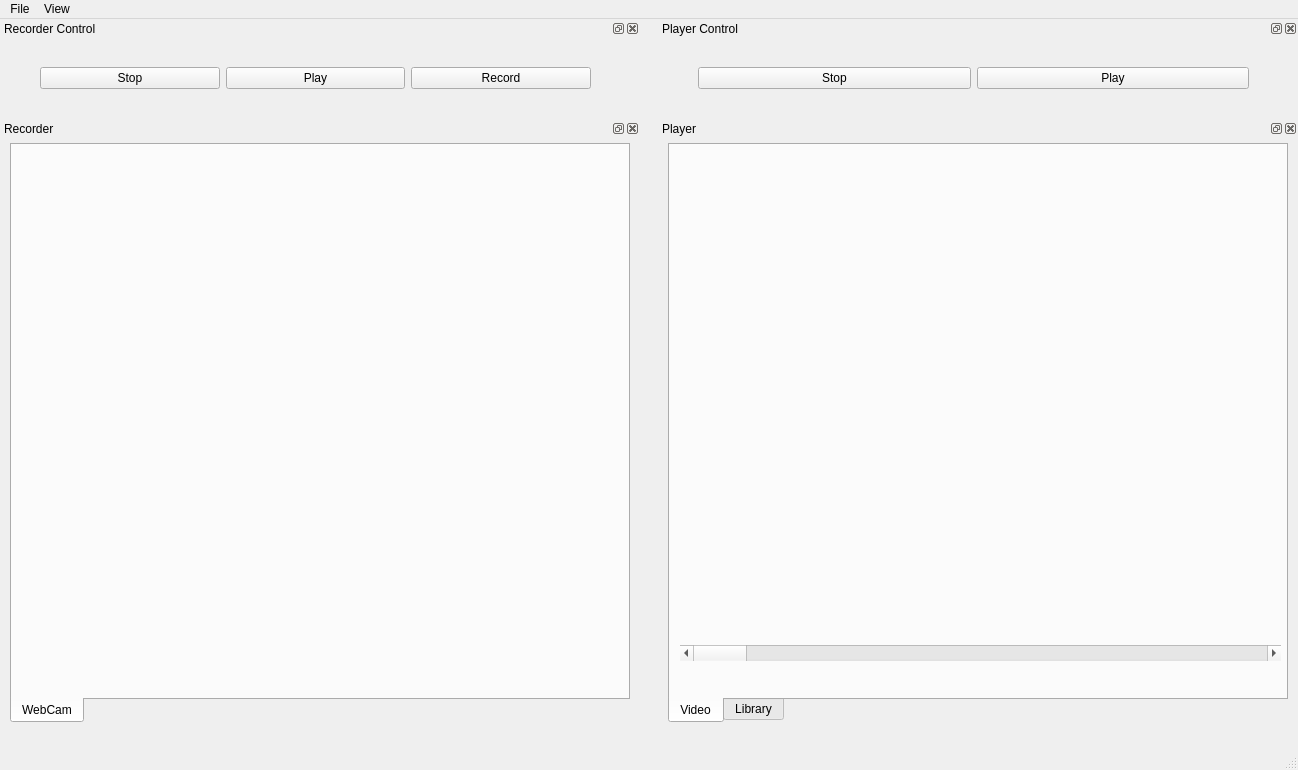
This is mainwindow.ui in ivanignatiev/multimedia as Qt 5 draws it before an edit. The edited form follows.
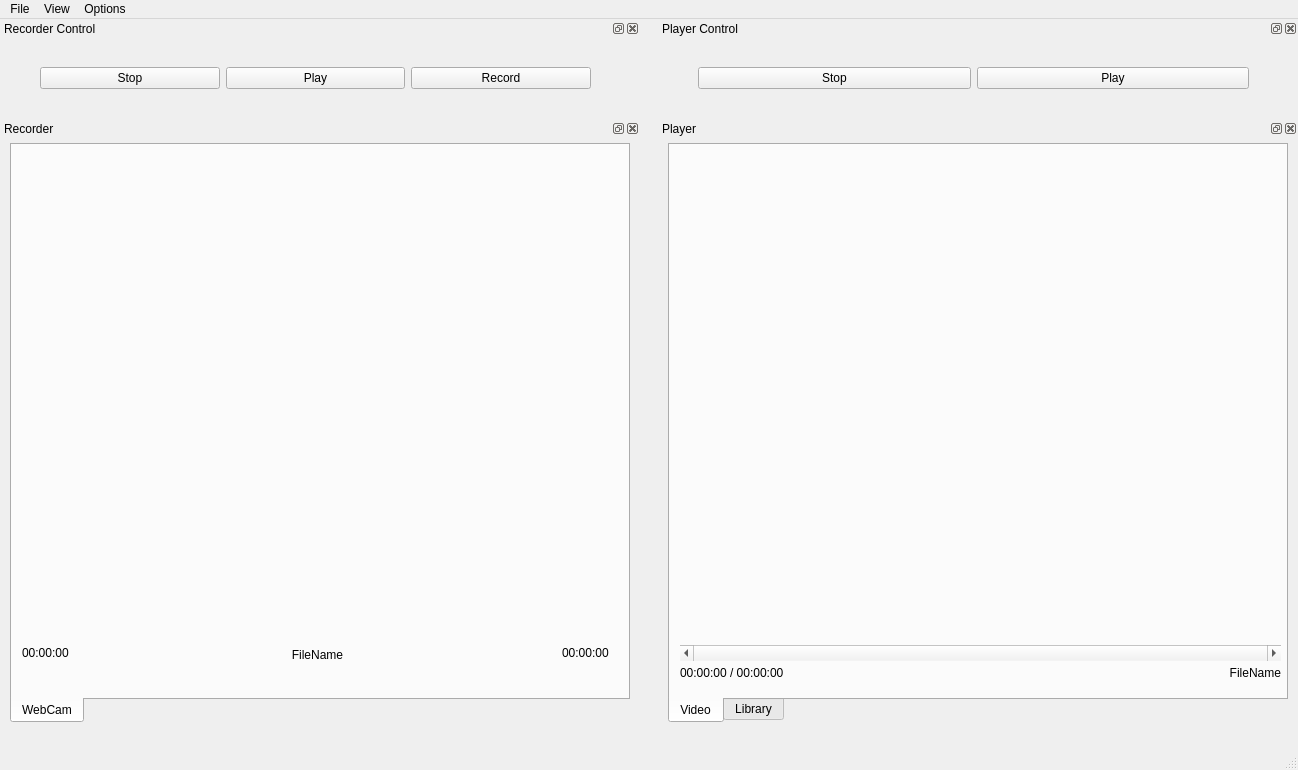
This is the edited form.

```diff
--- a/mainwindow.ui
+++ b/mainwindow.ui
@@ -42,8 +42,15 @@
     <addaction name="actionPlayer"/>
     <addaction name="actionControl_Panel"/>
    </widget>
+   <widget class="QMenu" name="menuOptions">
+    <property name="title">
+     <string>Options</string>
+    </property>
+    <addaction name="actionDevice"/>
+   </widget>
    <addaction name="menuFile"/>
    <addaction name="menuWindows"/>
+   <addaction name="menuOptions"/>
   </widget>
   <widget class="QStatusBar" name="statusbar"/>
   <widget class="QDockWidget" name="dockWidget_RecordControl">
@@ -187,6 +194,48 @@
        </property>
        <layout class="QVBoxLayout" name="videoLayout"/>
       </widget>
+      <widget class="QLabel" name="label_RecordedTime">
+       <property name="geometry">
+        <rect>
+         <x>10</x>
+         <y>500</y>
+         <width>57</width>
+         <height>15</height>
+        </rect>
+       </property>
+       <property name="text">
+        <string>00:00:00</string>
+       </property>
+      </widget>
+      <widget class="QLabel" name="label_InBuffer">
+       <property name="geometry">
+        <rect>
+         <x>550</x>
+         <y>500</y>
+         <width>57</width>
+         <height>15</height>
+        </rect>
+       </property>
+       <property name="text">
+        <string>00:00:00</string>
+       </property>
+      </widget>
+      <widget class="QLabel" name="label_RecordingFileName">
+       <property name="geometry">
+        <rect>
+         <x>80</x>
+         <y>500</y>
+         <width>451</width>
+         <height>20</height>
+        </rect>
+       </property>
+       <property name="text">
+        <string>FileName</string>
+       </property>
+       <property name="alignment">
+        <set>Qt::AlignCenter</set>
+       </property>
+      </widget>
      </widget>
     </widget>
    </widget>
@@ -328,10 +377,45 @@
          <height>16</height>
         </rect>
        </property>
+       <property name="maximum">
+        <number>0</number>
+       </property>
        <property name="orientation">
         <enum>Qt::Horizontal</enum>
        </property>
       </widget>
+      <widget class="QLabel" name="label_TimePlayed">
+       <property name="geometry">
+        <rect>
+         <x>10</x>
+         <y>520</y>
+         <width>181</width>
+         <height>16</height>
+        </rect>
+       </property>
+       <property name="text">
+        <string>00:00:00 / 00:00:00</string>
+       </property>
+      </widget>
+      <widget class="QLabel" name="label_PlayingFileName">
+       <property name="geometry">
+        <rect>
+         <x>140</x>
+         <y>520</y>
+         <width>471</width>
+         <height>16</height>
+        </rect>
+       </property>
+       <property name="layoutDirection">
+        <enum>Qt::LeftToRight</enum>
+       </property>
+       <property name="text">
+        <string>FileName</string>
+       </property>
+       <property name="alignment">
+        <set>Qt::AlignRight|Qt::AlignTrailing|Qt::AlignVCenter</set>
+       </property>
+      </widget>
      </widget>
      <widget class="QWidget" name="LibraryTab">
       <attribute name="title">
```
Left out of the diff: 15 changed lines with no effect on the pictures.
